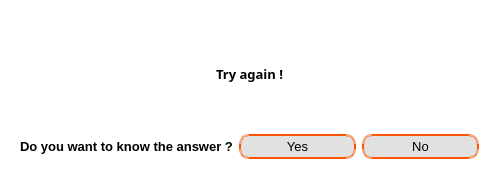
First picture: the form in answer.ui, repository dalmagathe/Vokabellernen, before the edit.
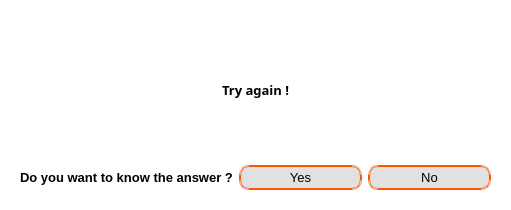
Second picture: the form after the edit. The open tabs and pages were chosen to show the change. Icons and pictures are not drawn.

Commit message: Removal of png emoji in try again. Resize of the window.

```diff
--- a/answer.ui
+++ b/answer.ui
@@ -6,8 +6,8 @@
    <rect>
     <x>0</x>
     <y>0</y>
-    <width>499</width>
-    <height>170</height>
+    <width>511</width>
+    <height>210</height>
    </rect>
   </property>
   <property name="windowTitle">
```
Left out of the diff: 6 changed lines with no effect on the pictures.
